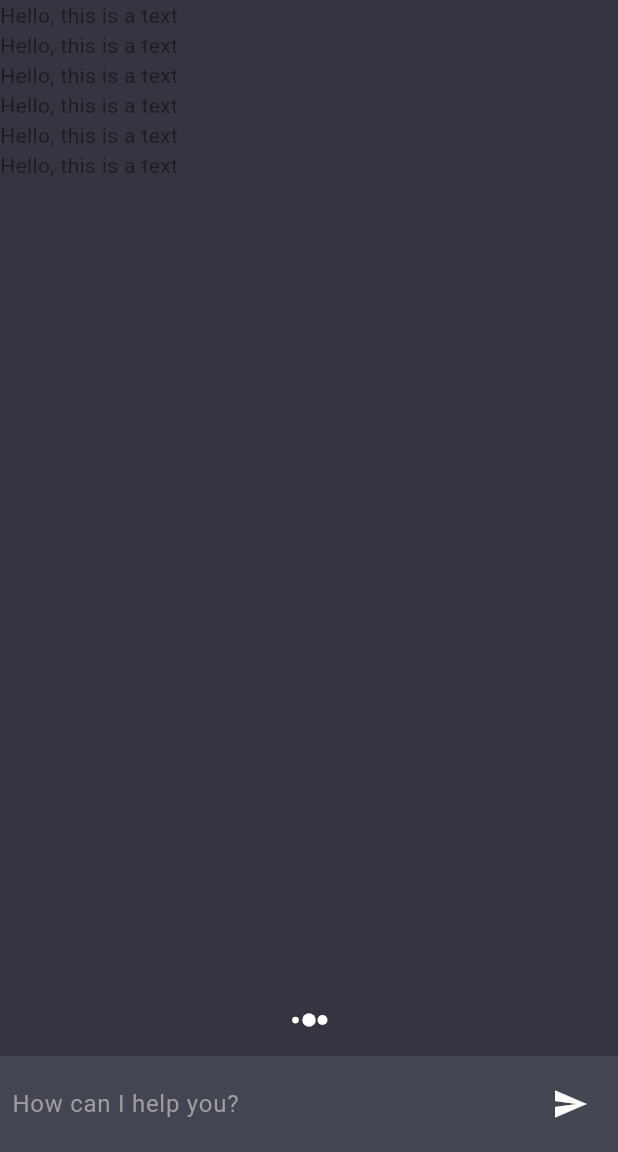
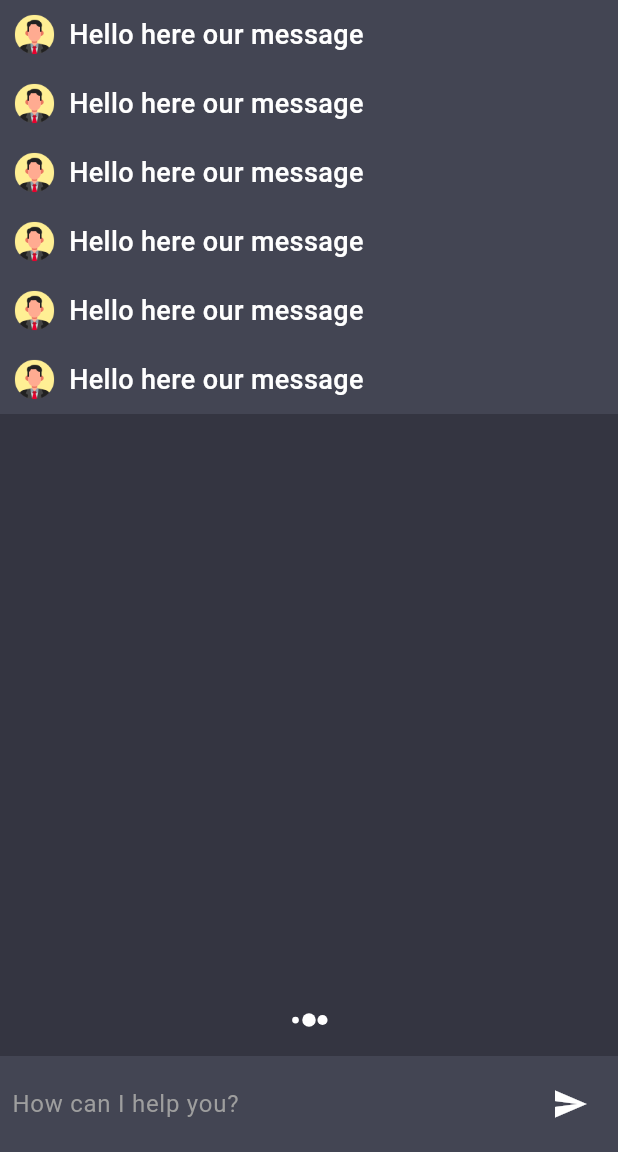
Before and after one commit to anhnt02hp/AI-Scientific-Middleware, a Flutter app: the screen it shows after launch, on a phone screen of 412 x 824 dp, the part 84-1236 px from its top. Run offline on Flutter 3.47's test engine with Material 3 defaults, Android fonts, the phone set to English and light mode, and no system bars; our stand-ins replace flutter_spinkit.

Commit message:
Add message and widget to show text

```diff
--- a/lib/constants/constants.dart
+++ b/lib/constants/constants.dart
@@ -2,3 +2,22 @@ import 'package:flutter/material.dart';
 
 Color scaffoldBackgroundColor = const Color(0xFF343541);
 Color cardColor = const Color(0xFF4444654);
+
+final chatMessages = [
+  {
+    "msg": "Hello who are you?",
+    "chatIndex": 0,
+  },
+  {
+    "msg": "Hello, I am ChatGPT",
+    "chatIndex": 1,
+  },
+  {
+    "msg": "What is FLutter?",
+    "chatIndex": 0,
+  },
+  {
+    "msg": "Flutter is an open-source mobile application",
+    "chatIndex": 1,
+  }
+];
--- a/lib/screens/chat_screen.dart
+++ b/lib/screens/chat_screen.dart
@@ -1,5 +1,6 @@
 import 'package:ai_scientific_middleware/constants/constants.dart';
 import 'package:ai_scientific_middleware/services/assets_manager.dart';
+import 'package:ai_scientific_middleware/widgets/chat_widget.dart';
 import 'package:flutter/material.dart';
 import 'package:flutter_spinkit/flutter_spinkit.dart';
 
@@ -51,7 +52,7 @@ class _ChatScreenState extends State<ChatScreen> {
               child: ListView.builder(
                 itemCount: 6,
                 itemBuilder: (context, index) {
-                  return const Text("Hello, this is a text");
+                  return const ChatWidget();
                 },
               ),
             ),
--- /dev/null
+++ b/lib/widgets/chat_widget.dart
@@ -0,0 +1,31 @@
+import 'package:ai_scientific_middleware/constants/constants.dart';
+import 'package:ai_scientific_middleware/widgets/text_widget.dart';
+import 'package:flutter/material.dart';
+import 'package:ai_scientific_middleware/services/assets_manager.dart';
+
+class ChatWidget extends StatelessWidget {
+  const ChatWidget({super.key});
+
+  @override
+  Widget build(BuildContext context) {
+    return Column(
+      children: [
+        Material(
+          color: cardColor,
+          child: Padding(
+            padding: const EdgeInsets.all(8.0),
+            child: Row(
+              children: [
+                Image.asset(AssetsManager.userImage, height: 30, width: 30,),
+                const SizedBox(width: 8,),
+                const TextWidget(
+                  label: "Hello here our message",
+                ),
+              ],
+            ),
+          ),
+        )
+      ],
+    );
+  }
+}
--- /dev/null
+++ b/lib/widgets/text_widget.dart
@@ -0,0 +1,28 @@
+import 'package:flutter/material.dart';
+
+class TextWidget extends StatelessWidget {
+  const TextWidget(
+    {Key? key,
+    required this.label,
+    this.fontSize = 18,
+    this.color,
+    this.fontWeight})
+    : super(key: key);
+
+  final String label;
+  final double fontSize;
+  final Color? color;
+  final FontWeight? fontWeight;
+  @override
+  Widget build(BuildContext context) {
+    return Text(
+      label,
+      // textAlign: TextAlign.justify,
+      style: TextStyle(
+        color: color ?? Colors.white,
+        fontSize: fontSize,
+        fontWeight: fontWeight ?? FontWeight.w500,
+      ),
+    );
+  }
+}
```
